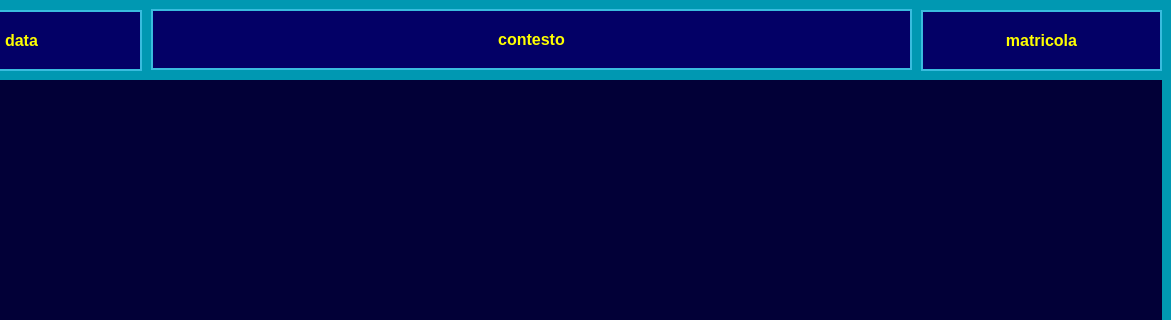
Above: mainwindow.ui from infermita/sampleatm before the change; both pictures show x 109 to 1280 and y 0 to 320 of the 1280 by 768 pixel window. Below: the same form after it.
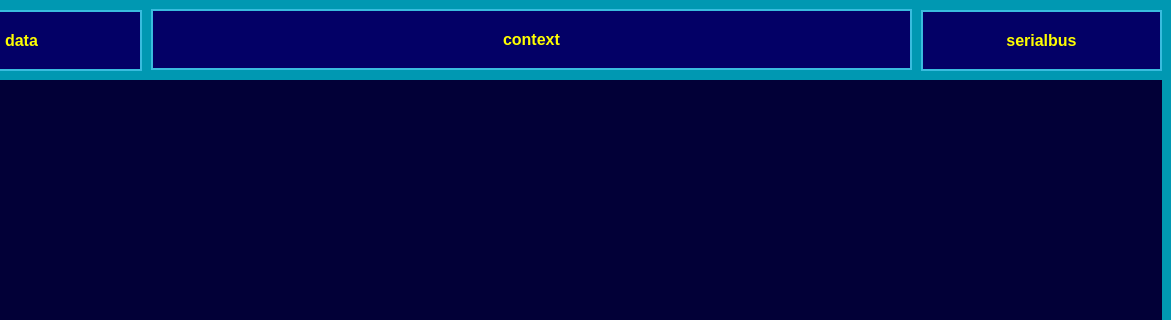
That is the form after the change.

What changed in the file:
```diff
--- a/mainwindow.ui
+++ b/mainwindow.ui
@@ -257,7 +257,7 @@
      <number>0</number>
     </property>
     <property name="text">
-     <string>matricola</string>
+     <string>serialbus</string>
     </property>
     <property name="alignment">
      <set>Qt::AlignCenter</set>
@@ -285,7 +285,7 @@
      <number>0</number>
     </property>
     <property name="text">
-     <string>contesto</string>
+     <string>context</string>
     </property>
     <property name="alignment">
      <set>Qt::AlignCenter</set>
```
Left out of the diff: 4 changed lines with no effect on the pictures.
